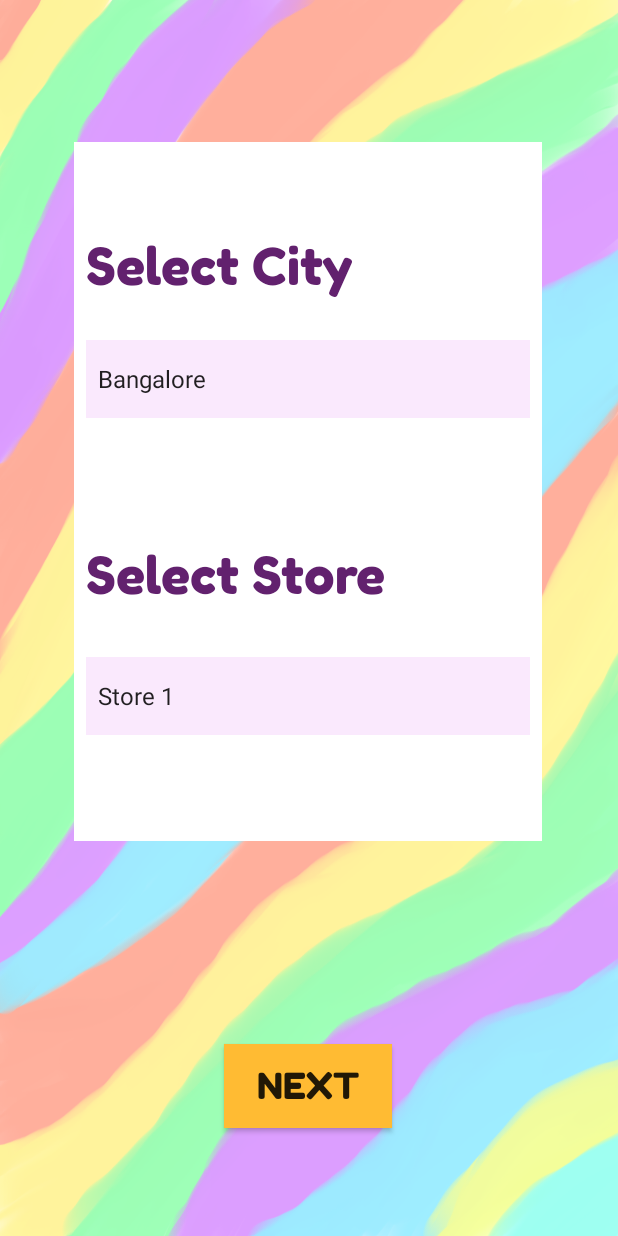
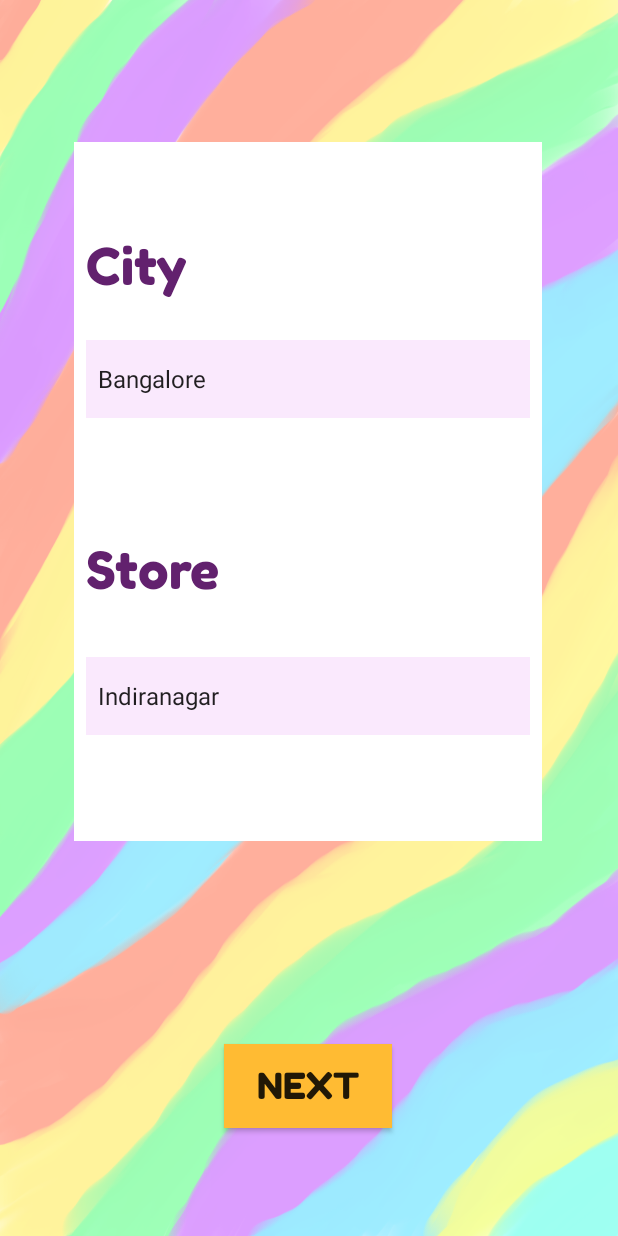
Before and after one commit to Deepanc7/Customice, an Android app: the StoreActivity screen opened directly, with no data from a screen before it, on a phone screen of 412 x 824 dp. Run offline under Robolectric (Android 15) with nearby library versions, the phone set to English and light mode, and no system bars; Roboto replaces fonts that are not available here.

Commit message:
overhauled storeActivity to match store; minor design changes due to glitch in activity_delivery.xml

```diff
--- a/app/src/main/java/com/example/t_frag/Delivery.java
+++ b/app/src/main/java/com/example/t_frag/Delivery.java
@@ -33,7 +33,7 @@ public class Delivery extends AppCompatActivity {
         super.onCreate(savedInstanceState);
         setContentView(R.layout.activity_delivery);
 
-        dynamicSpinner3 = (Spinner) findViewById(R.id.dynamic_spinner3);
+        dynamicSpinner3 = (Spinner) findViewById(R.id.dynamic_spinner4);
 
 
 
@@ -73,7 +73,7 @@ public class Delivery extends AppCompatActivity {
                 // TODO Auto-generated method stub
             }
         });
-        dynamicSpinner4 = (Spinner) findViewById(R.id.dynamic_spinner4);
+        dynamicSpinner4 = (Spinner) findViewById(R.id.dynamic_spinner3);
 
         adapterBangalore = new ArrayAdapter<String>(this,
                 android.R.layout.simple_spinner_item, itemsBangalore);
--- a/app/src/main/java/com/example/t_frag/StoreActivity.java
+++ b/app/src/main/java/com/example/t_frag/StoreActivity.java
@@ -8,6 +8,7 @@ import android.widget.AdapterView;
 import android.widget.ArrayAdapter;
 import android.widget.Button;
 import android.widget.Spinner;
+import android.widget.TextView;
 
 import androidx.appcompat.app.AppCompatActivity;
 
@@ -15,7 +16,15 @@ public class StoreActivity extends AppCompatActivity {
 
     private Spinner dynamicSpinner3;
     private Spinner dynamicSpinner4;
-    String data, data1;
+    //String data, data1;
+    String storeSelector, citySelector;
+    String[] items1;
+    String[] items = new String[]{"Bangalore", "Delhi", "Mumbai", "Kolkata"};
+    String[] itemsBangalore = new String[]{"Indiranagar", "Orion Mall", "Kanakapura"};
+    String[] itemsDelhi = new String[]{"Hauz Khas", "Vasant Vihar", "RK Puram"};
+    String[] itemsMumbai = new String[]{"Bandra", "Juhu", "Worli"};
+    String[] itemsKolkata = new String[]{"Jadavpur", "Beniapukur", "NewTown"};
+    ArrayAdapter<String> adapterBangalore, adapterMumbai, adapterDelhi, adapterKolkata;
     @Override
     protected void onCreate(Bundle savedInstanceState) {
         super.onCreate(savedInstanceState);
@@ -23,7 +32,7 @@ public class StoreActivity extends AppCompatActivity {
 
         dynamicSpinner3 = (Spinner) findViewById(R.id.dynamic_spinner3);
 
-        String[] items = new String[]{"Store 1", "Store 2", "Store 3"};
+
 
         ArrayAdapter<String> adapter = new ArrayAdapter<String>(this,
                 android.R.layout.simple_spinner_item, items);
@@ -34,30 +43,54 @@ public class StoreActivity extends AppCompatActivity {
             @Override
             public void onItemSelected(AdapterView<?> parent, View view,
                                        int position, long id) {
+
                 Log.v("item", (String) parent.getItemAtPosition(position));
-                data1 = (String) parent.getItemAtPosition(position);
+                citySelector =(String)parent.getItemAtPosition(position);
+                if (position == 0) {
+                    items1 = new String[]{"Indiranagar", "Orion Mall", "Kanakapura"};
+
+                    dynamicSpinner4.setAdapter(adapterBangalore);
+                } else if (position == 1) {
+                    items1 = new String[]{"Hauz Khas", "Vasant Vihar", "RK Puram"};
+                    dynamicSpinner4.setAdapter(adapterDelhi);
+                } else if (position == 2) {
+                    items1 = new String[]{"Bandra", "Juhu", "Worli"};
+                    dynamicSpinner4.setAdapter(adapterMumbai);
+                }else {
+                    items1 = new String[]{"Jadavpur", "Beniapukur", "NewTown"};
+                    dynamicSpinner4.setAdapter(adapterKolkata);
+                }
+
+
+
+
             }
 
-            @Override
             public void onNothingSelected(AdapterView<?> parent) {
                 // TODO Auto-generated method stub
             }
         });
         dynamicSpinner4 = (Spinner) findViewById(R.id.dynamic_spinner4);
 
-        String[] items1 = new String[]{"Bangalore", "Mangalore", "Mysore"};
+        adapterBangalore = new ArrayAdapter<String>(this,
+                android.R.layout.simple_spinner_item, itemsBangalore);
+        adapterDelhi = new ArrayAdapter<String>(this,
+                android.R.layout.simple_spinner_item, itemsDelhi);
+        adapterMumbai = new ArrayAdapter<String>(this,
+                android.R.layout.simple_spinner_item, itemsMumbai);
+        adapterKolkata = new ArrayAdapter<String>(this,
+                android.R.layout.simple_spinner_item, itemsKolkata);
 
-        ArrayAdapter<String> adapter1 = new ArrayAdapter<String>(this,
-                android.R.layout.simple_spinner_item, items1);
 
-        dynamicSpinner4.setAdapter(adapter1);
+        dynamicSpinner4.setAdapter(adapterBangalore);
 
         dynamicSpinner4.setOnItemSelectedListener(new AdapterView.OnItemSelectedListener() {
             @Override
             public void onItemSelected(AdapterView<?> parent, View view,
                                        int position, long id) {
                 Log.v("item1", (String) parent.getItemAtPosition(position));
-                data = (String) parent.getItemAtPosition(position);
+                storeSelector =(String)parent.getItemAtPosition(position);
+
             }
 
             public void onNothingSelected(AdapterView<?> parent) {
@@ -65,15 +98,15 @@ public class StoreActivity extends AppCompatActivity {
             }
         });
 
+
         Button button = (Button)findViewById(R.id.next_button4);
 
         button.setOnClickListener(new View.OnClickListener() {
             public void onClick(View v) {
-                //Intent intent = new Intent(getBaseContext(), BillActivity.class);
-                //startActivity(intent);
+
                 Bundle bundle=new Bundle();
-                bundle.putString("data",data);
-                bundle.putString("data1", data1);
+                bundle.putString("data", citySelector);
+                bundle.putString("data1", storeSelector);
                 Intent it=new Intent(getApplicationContext(),BillActivity.class);
                 it.putExtra("topping",bundle);
                 startActivity(it);
--- a/app/src/main/res/layout/activity_delivery.xml
+++ b/app/src/main/res/layout/activity_delivery.xml
@@ -81,7 +81,7 @@
         app:layout_constraintVertical_bias="0.141" />
 
     <Spinner
-        android:id="@+id/dynamic_spinner3"
+        android:id="@+id/dynamic_spinner4"
         android:layout_width="296dp"
         android:layout_height="52dp"
         android:background="#FAE9FD"
@@ -94,7 +94,7 @@
         app:layout_constraintVertical_bias="0.215" />
 
     <Spinner
-        android:id="@+id/dynamic_spinner4"
+        android:id="@+id/dynamic_spinner3"
         android:layout_width="296dp"
         android:layout_height="52dp"
         android:background="#FAE9FD"
--- a/app/src/main/res/layout/activity_store2.xml
+++ b/app/src/main/res/layout/activity_store2.xml
@@ -40,7 +40,7 @@
         android:layout_width="215dp"
         android:layout_height="53dp"
         android:fontFamily="@font/fredoka_one"
-        android:text="Select Store"
+        android:text="Store"
         android:textAlignment="viewStart"
         android:textColor="#62216E"
         android:textSize="34sp"
@@ -49,10 +49,10 @@
         app:layout_constraintHorizontal_bias="0.29"
         app:layout_constraintStart_toStartOf="parent"
         app:layout_constraintTop_toTopOf="parent"
-        app:layout_constraintVertical_bias="0.471" />
+        app:layout_constraintVertical_bias="0.466" />
 
     <Spinner
-        android:id="@+id/dynamic_spinner3"
+        android:id="@+id/dynamic_spinner4"
         android:layout_width="296dp"
         android:layout_height="52dp"
         android:background="#FAE9FD"
@@ -66,7 +66,7 @@
         tools:ignore="SpeakableTextPresentCheck" />
 
     <Spinner
-        android:id="@+id/dynamic_spinner4"
+        android:id="@+id/dynamic_spinner3"
         android:layout_width="296dp"
         android:layout_height="52dp"
         android:background="#FAE9FD"
@@ -84,7 +84,7 @@
         android:layout_width="230dp"
         android:layout_height="48dp"
         android:fontFamily="@font/fredoka_one"
-        android:text="Select City"
+        android:text="City"
         android:textAlignment="textStart"
         android:textColor="#62216E"
         android:textSize="34sp"
```
